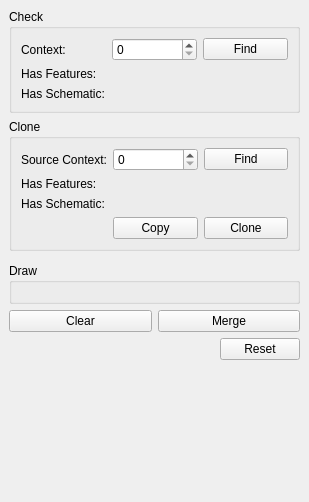
The window that plan/schematic_dock_base.ui (lparchaeology/ArkPlan) describes before a commit, drawn with Qt 5.
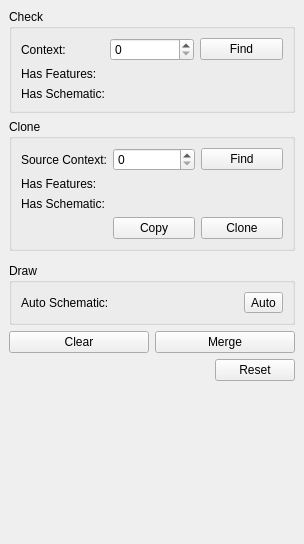
The same window after the commit. Icons and pictures are not drawn. Custom widgets are drawn as their Qt base class.

Commit message: Add drawing tools to schematic dock

```diff
--- a/plan/schematic_dock_base.ui
+++ b/plan/schematic_dock_base.ui
@@ -6,8 +6,8 @@
    <rect>
     <x>0</x>
     <y>0</y>
-    <width>309</width>
-    <height>502</height>
+    <width>304</width>
+    <height>544</height>
    </rect>
   </property>
   <property name="windowTitle">
@@ -193,6 +193,20 @@
        <item row="0" column="0" colspan="2">
         <layout class="QGridLayout" name="contextToolsLayout"/>
        </item>
+       <item row="1" column="0">
+        <widget class="QLabel" name="autoSchematiclLabel">
+         <property name="text">
+          <string>Auto Schematic:</string>
+         </property>
+        </widget>
+       </item>
+       <item row="1" column="1">
+        <widget class="QToolButton" name="autoSchematicTool">
+         <property name="text">
+          <string>Auto</string>
+         </property>
+        </widget>
+       </item>
       </layout>
      </widget>
     </item>
```
The commit also changes 5 other files.
